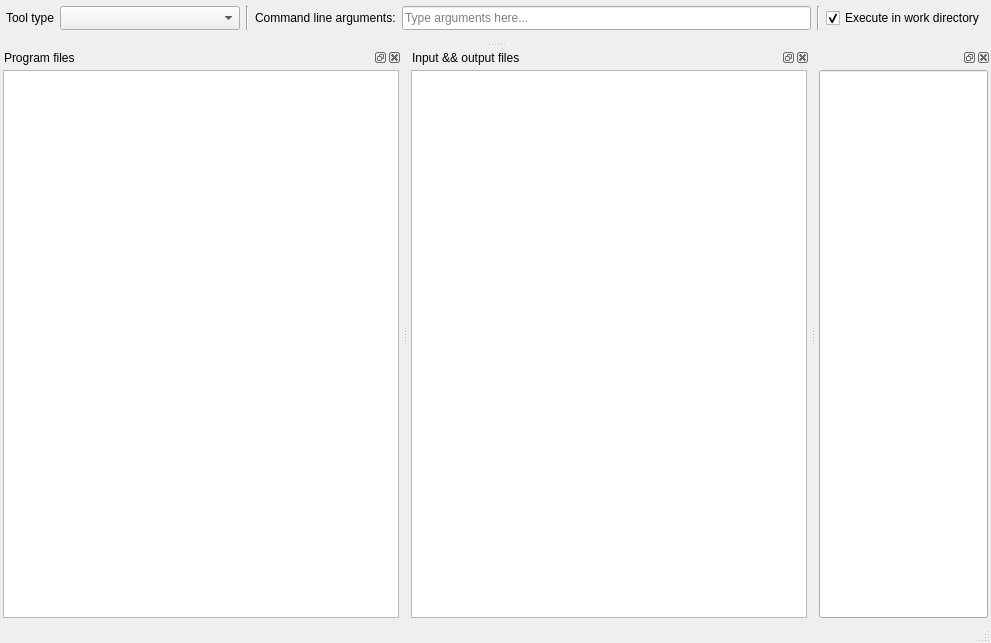
spine-tools/spine-items, file spine_items/tool/ui/tool_specification_form.ui: the form before one commit.
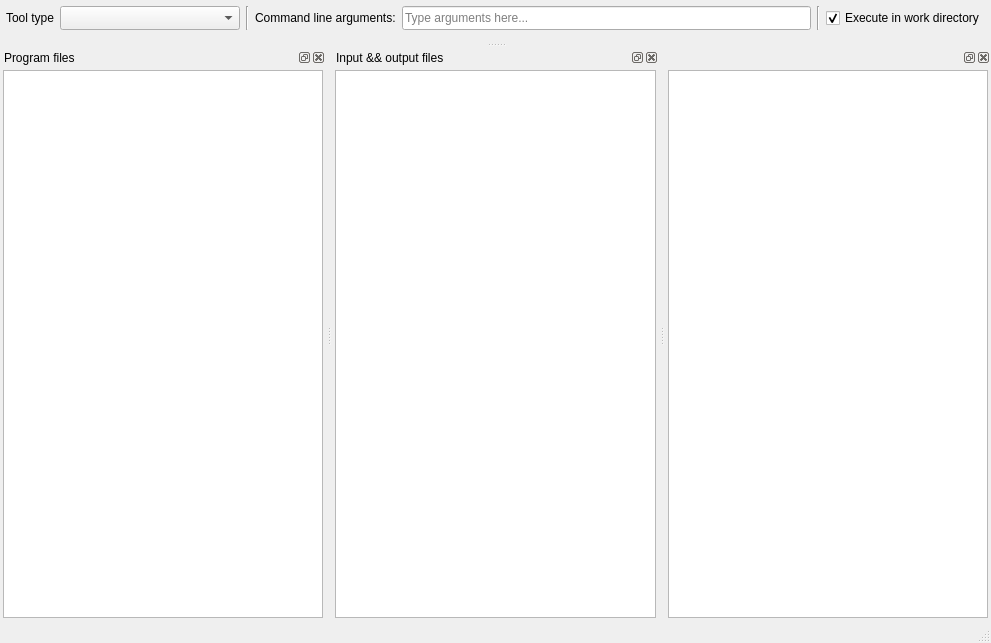
The form after the commit. Icons and pictures are not drawn. Custom widgets are drawn as their Qt base class.

Commit message: Get rid of main_program_text_edit, use code_text_edit from spinetoolbox

```diff
--- a/spine_items/tool/ui/tool_specification_form.ui
+++ b/spine_items/tool/ui/tool_specification_form.ui
@@ -314,14 +314,7 @@
       <number>3</number>
      </property>
      <item>
-      <widget class="MainProgramTextEdit" name="textEdit_program">
-       <property name="sizePolicy">
-        <sizepolicy hsizetype="Expanding" vsizetype="Expanding">
-         <horstretch>0</horstretch>
-         <verstretch>0</verstretch>
-        </sizepolicy>
-       </property>
-      </widget>
+      <widget class="CodeTextEdit" name="textEdit_program"/>
      </item>
     </layout>
    </widget>
@@ -510,6 +503,11 @@
   </action>
  </widget>
  <customwidgets>
+  <customwidget>
+   <class>CodeTextEdit</class>
+   <extends>QPlainTextEdit</extends>
+   <header>spinetoolbox/widgets/code_text_edit.h</header>
+  </customwidget>
   <customwidget>
    <class>CustomTreeView</class>
    <extends>QTreeView</extends>
@@ -520,11 +518,6 @@
    <extends>QTreeView</extends>
    <header>spinetoolbox/widgets/custom_qtreeview.h</header>
   </customwidget>
-  <customwidget>
-   <class>MainProgramTextEdit</class>
-   <extends>QLineEdit</extends>
-   <header>spine_items/tool/widgets/main_program_text_edit.h</header>
-  </customwidget>
  </customwidgets>
  <resources>
   <include location="../../ui/resources/resources_icons.qrc"/>
```
The commit also changes 2 other files.
